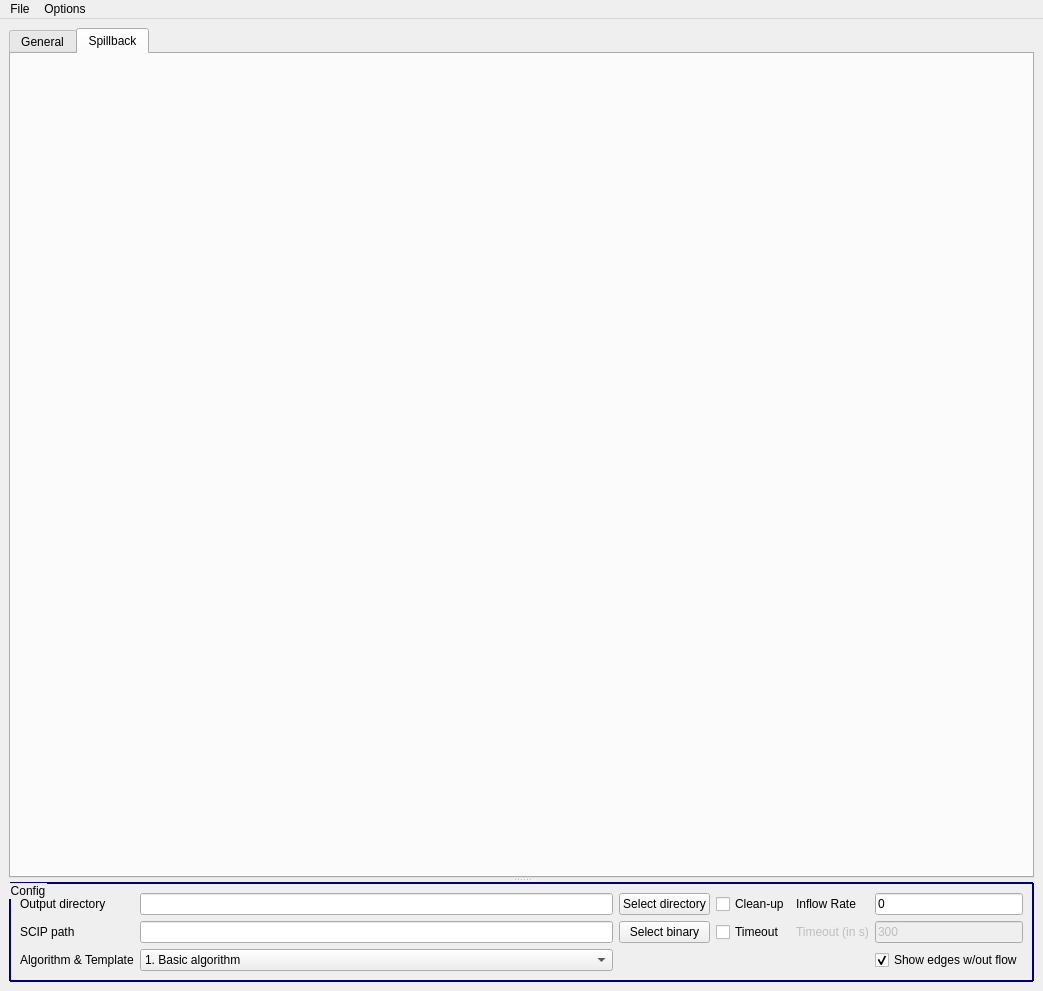
Before: the Qt Designer form source/ui/thinFlow_mainWdw.ui in LeonSering/NashFlowComputation, drawn with Qt 5.
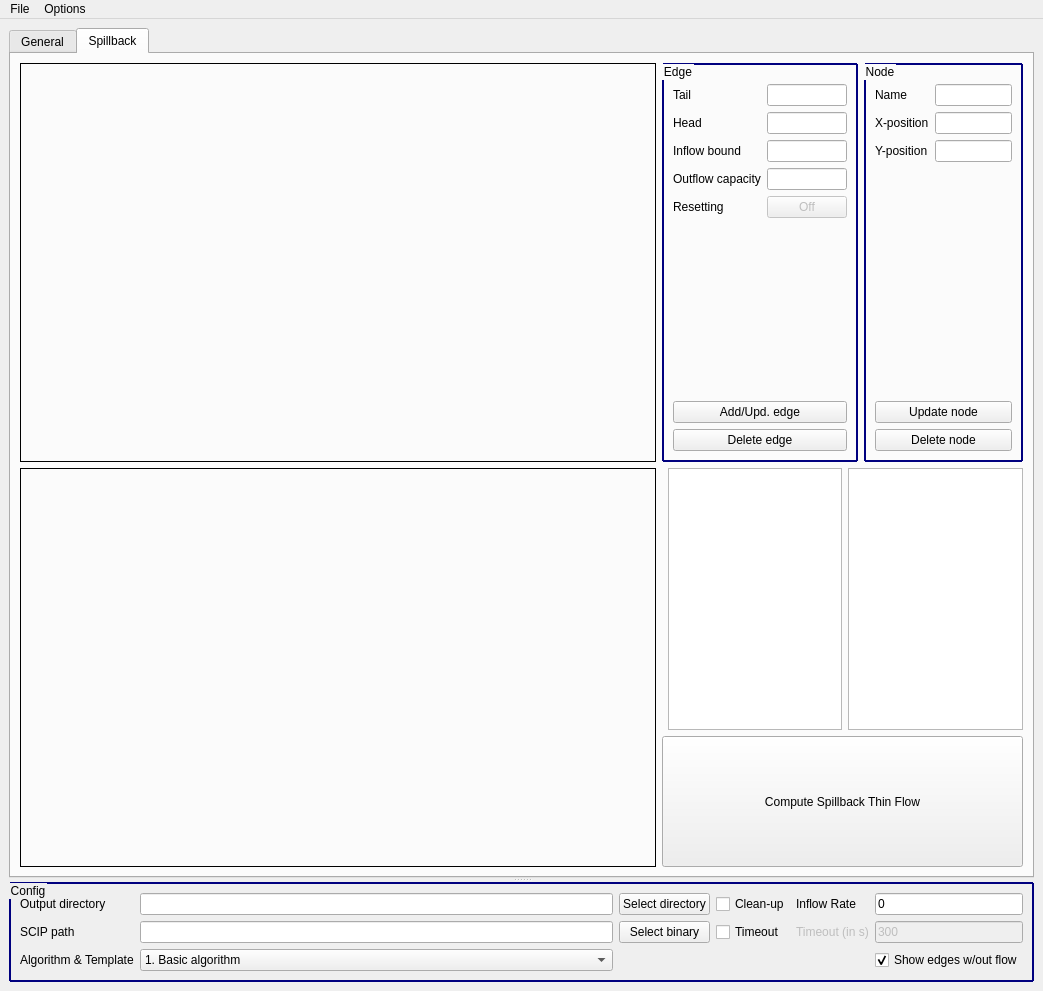
After: the same form once the commit is applied. The open tabs and pages were chosen to show the change.

Commit message: Basics done for spillback. Working with getattr and setattr to distinguish between thin flow types

```diff
--- a/source/ui/thinFlow_mainWdw.ui
+++ b/source/ui/thinFlow_mainWdw.ui
@@ -333,6 +333,311 @@
         <attribute name="title">
          <string>Spillback</string>
         </attribute>
+        <layout class="QGridLayout" name="gridLayout_7">
+         <item row="1" column="0">
+          <widget class="QFrame" name="plotNTFFrame_spillback">
+           <property name="sizePolicy">
+            <sizepolicy hsizetype="Expanding" vsizetype="Expanding">
+             <horstretch>0</horstretch>
+             <verstretch>0</verstretch>
+            </sizepolicy>
+           </property>
+           <property name="frameShape">
+            <enum>QFrame::Box</enum>
+           </property>
+           <zorder>edgeSelectionListWidget_spillback</zorder>
+          </widget>
+         </item>
+         <item row="0" column="1">
+          <widget class="QGroupBox" name="groupBox_4">
+           <property name="sizePolicy">
+            <sizepolicy hsizetype="Preferred" vsizetype="Preferred">
+             <horstretch>1</horstretch>
+             <verstretch>0</verstretch>
+            </sizepolicy>
+           </property>
+           <property name="styleSheet">
+            <string notr="true">QGroupBox { 
+     border: 2px solid rgb(0, 0, 127); 
+     border-radius: 1px; 
+ } </string>
+           </property>
+           <property name="title">
+            <string>Edge</string>
+           </property>
+           <layout class="QVBoxLayout" name="verticalLayout_3">
+            <item>
+             <spacer name="verticalSpacer_3">
+              <property name="orientation">
+               <enum>Qt::Vertical</enum>
+              </property>
+              <property name="sizeType">
+               <enum>QSizePolicy::Fixed</enum>
+              </property>
+              <property name="sizeHint" stdset="0">
+               <size>
+                <width>20</width>
+                <height>10</height>
+               </size>
+              </property>
+             </spacer>
+            </item>
+            <item>
+             <layout class="QFormLayout" name="formLayout_3">
+              <property name="sizeConstraint">
+               <enum>QLayout::SetDefaultConstraint</enum>
+              </property>
+              <item row="0" column="0">
+               <widget class="QLabel" name="label_10">
+                <property name="text">
+                 <string>Tail</string>
+                </property>
+               </widget>
+              </item>
+              <item row="0" column="1">
+               <widget class="QLineEdit" name="tailLineEdit_spillback"/>
+              </item>
+              <item row="1" column="0">
+               <widget class="QLabel" name="label_13">
+                <property name="text">
+                 <string>Head</string>
+                </property>
+               </widget>
+              </item>
+              <item row="1" column="1">
+               <widget class="QLineEdit" name="headLineEdit_spillback"/>
+              </item>
+              <item row="3" column="0">
+               <widget class="QLabel" name="label_14">
+                <property name="text">
+                 <string>Outflow capacity</string>
+                </property>
+               </widget>
+              </item>
+              <item row="3" column="1">
+               <widget class="QLineEdit" name="capacityLineEdit_spillback"/>
+              </item>
+              <item row="4" column="0">
+               <widget class="QLabel" name="label_15">
+                <property name="text">
+                 <string>Resetting</string>
+                </property>
+               </widget>
+              </item>
+              <item row="4" column="1">
+               <widget class="QPushButton" name="resettingSwitchButton_spillback">
+                <property name="enabled">
+                 <bool>false</bool>
+                </property>
+                <property name="text">
+                 <string>Off</string>
+                </property>
+               </widget>
+              </item>
+              <item row="2" column="0">
+               <widget class="QLabel" name="label_19">
+                <property name="text">
+                 <string>Inflow bound</string>
+                </property>
+               </widget>
+              </item>
+              <item row="2" column="1">
+               <widget class="QLineEdit" name="boundLineEdit_spillback"/>
+              </item>
+             </layout>
+            </item>
+            <item>
+             <widget class="QPushButton" name="updateEdgeButton_spillback">
+              <property name="text">
+               <string>Add/Upd. edge</string>
+              </property>
+              <property name="autoDefault">
+               <bool>false</bool>
+              </property>
+              <property name="default">
+               <bool>false</bool>
+              </property>
+              <property name="flat">
+               <bool>false</bool>
+              </property>
+             </widget>
+            </item>
+            <item>
+             <widget class="QPushButton" name="deleteEdgeButton_spillback">
+              <property name="text">
+               <string>Delete edge</string>
+              </property>
+              <property name="autoDefault">
+               <bool>false</bool>
+              </property>
+              <property name="default">
+               <bool>false</bool>
+              </property>
+              <property name="flat">
+               <bool>false</bool>
+              </property>
+             </widget>
+            </item>
+           </layout>
+          </widget>
+         </item>
+         <item row="0" column="0">
+          <widget class="QFrame" name="plotFrame_spillback">
+           <property name="sizePolicy">
+            <sizepolicy hsizetype="Expanding" vsizetype="Expanding">
+             <horstretch>4</horstretch>
+             <verstretch>0</verstretch>
+            </sizepolicy>
+           </property>
+           <property name="frameShape">
+            <enum>QFrame::Box</enum>
+           </property>
+           <property name="frameShadow">
+            <enum>QFrame::Plain</enum>
+           </property>
+          </widget>
+         </item>
+         <item row="0" column="2">
+          <widget class="QGroupBox" name="groupBox_5">
+           <property name="sizePolicy">
+            <sizepolicy hsizetype="Preferred" vsizetype="Preferred">
+             <horstretch>1</horstretch>
+             <verstretch>0</verstretch>
+            </sizepolicy>
+           </property>
+           <property name="styleSheet">
+            <string notr="true">QGroupBox { 
+     border: 2px solid rgb(0, 0, 127); 
+     border-radius: 1px; 
+ } </string>
+           </property>
+           <property name="title">
+            <string>Node</string>
+           </property>
+           <layout class="QGridLayout" name="gridLayout_5">
+            <item row="2" column="0">
+             <widget class="QPushButton" name="updateNodeButton_spillback">
+              <property name="text">
+               <string>Update node</string>
+              </property>
+              <property name="autoDefault">
+               <bool>false</bool>
+              </property>
+              <property name="default">
+               <bool>false</bool>
+              </property>
+              <property name="flat">
+               <bool>false</bool>
+              </property>
+             </widget>
+            </item>
+            <item row="1" column="0">
+             <layout class="QFormLayout" name="formLayout_4">
+              <item row="0" column="0">
+               <widget class="QLabel" name="label_16">
+                <property name="text">
+                 <string>Name</string>
+                </property>
+               </widget>
+              </item>
+              <item row="0" column="1">
+               <widget class="QLineEdit" name="nodeNameLineEdit_spillback"/>
+              </item>
+              <item row="1" column="0">
+               <widget class="QLabel" name="label_17">
+                <property name="text">
+                 <string>X-position</string>
+                </property>
+               </widget>
+              </item>
+              <item row="2" column="0">
+               <widget class="QLabel" name="label_18">
+                <property name="text">
+                 <string>Y-position</string>
+                </property>
+               </widget>
+              </item>
+              <item row="1" column="1">
+               <widget class="QLineEdit" name="nodeXLineEdit_spillback"/>
+              </item>
+              <item row="2" column="1">
+               <widget class="QLineEdit" name="nodeYLineEdit_spillback"/>
+              </item>
+             </layout>
+            </item>
+            <item row="3" column="0">
+             <widget class="QPushButton" name="deleteNodeButton_spillback">
+              <property name="text">
+               <string>Delete node</string>
+              </property>
+              <property name="autoDefault">
+               <bool>false</bool>
+              </property>
+              <property name="default">
+               <bool>false</bool>
+              </property>
+              <property name="flat">
+               <bool>false</bool>
+              </property>
+             </widget>
+            </item>
+            <item row="0" column="0">
+             <spacer name="verticalSpacer_4">
+              <property name="orientation">
+               <enum>Qt::Vertical</enum>
+              </property>
+              <property name="sizeType">
+               <enum>QSizePolicy::Fixed</enum>
+              </property>
+              <property name="sizeHint" stdset="0">
+               <size>
+                <width>20</width>
+                <height>10</height>
+               </size>
+              </property>
+             </spacer>
+            </item>
+           </layout>
+          </widget>
+         </item>
+         <item row="1" column="1" colspan="2">
+          <layout class="QGridLayout" name="gridLayout_6">
+           <item row="1" column="0" colspan="3">
+            <widget class="QPushButton" name="computeThinFlowPushButton_spillback">
+             <property name="sizePolicy">
+              <sizepolicy hsizetype="Minimum" vsizetype="Expanding">
+               <horstretch>0</horstretch>
+               <verstretch>1</verstretch>
+              </sizepolicy>
+             </property>
+             <property name="text">
+              <string>Compute Spillback Thin Flow</string>
+             </property>
+            </widget>
+           </item>
+           <item row="0" column="2">
+            <widget class="QListWidget" name="nodeSelectionListWidget_spillback">
+             <property name="sizePolicy">
+              <sizepolicy hsizetype="Expanding" vsizetype="Expanding">
+               <horstretch>0</horstretch>
+               <verstretch>2</verstretch>
+              </sizepolicy>
+             </property>
+            </widget>
+           </item>
+           <item row="0" column="1">
+            <widget class="QListWidget" name="edgeSelectionListWidget_spillback">
+             <property name="sizePolicy">
+              <sizepolicy hsizetype="Expanding" vsizetype="Expanding">
+               <horstretch>0</horstretch>
+               <verstretch>2</verstretch>
+              </sizepolicy>
+             </property>
+            </widget>
+           </item>
+          </layout>
+         </item>
+        </layout>
        </widget>
       </widget>
       <widget class="QGroupBox" name="groupBox">
```
Left out of the diff: 252 changed lines with no effect on the pictures. The commit also changes 5 other files.
